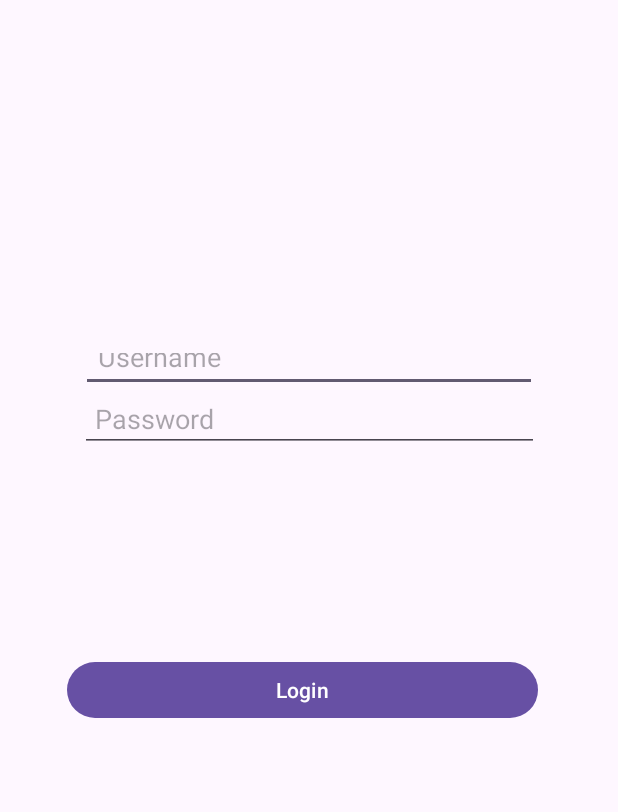
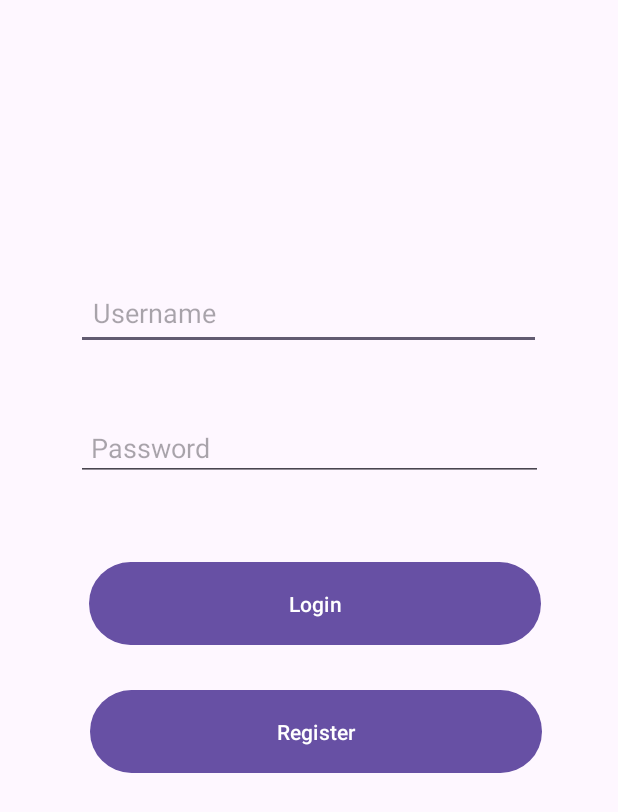
Before and after one commit to Khrizelle28/patient-management-system-mobile, an Android app: the screen it shows after launch (MainActivity), on a phone screen of 412 x 824 dp. Shown: the top 812 px of the screen. Run offline under Robolectric (Android 15) with nearby library versions, the phone set to English and light mode, and no system bars.

Commit message:
##2025-03-12 ##Updated - login and registration page

```diff
--- a/app/build.gradle.kts
+++ b/app/build.gradle.kts
@@ -40,4 +40,6 @@ dependencies {
     testImplementation(libs.junit)
     androidTestImplementation(libs.ext.junit)
     androidTestImplementation(libs.espresso.core)
+    implementation("androidx.constraintlayout:constraintlayout:2.2.1")
+    implementation("androidx.constraintlayout:constraintlayout-compose:1.1.1")
 }
--- a/app/src/main/AndroidManifest.xml
+++ b/app/src/main/AndroidManifest.xml
@@ -13,6 +13,9 @@
         android:theme="@style/Theme.PatientManagementSystemMobile"
         tools:targetApi="31">
         <activity
+            android:name=".RegisterActivity"
+            android:exported="false" />
+        <activity
             android:name=".MainActivity"
             android:exported="true">
             <intent-filter>
--- a/app/src/main/java/com/example/patientmanagementsystemmobile/MainActivity.java
+++ b/app/src/main/java/com/example/patientmanagementsystemmobile/MainActivity.java
@@ -1,12 +1,15 @@
 package com.example.patientmanagementsystemmobile;
 
+import android.content.Intent;
 import android.os.Bundle;
+import android.widget.Button;
 
 import androidx.activity.EdgeToEdge;
 import androidx.appcompat.app.AppCompatActivity;
 import androidx.core.graphics.Insets;
 import androidx.core.view.ViewCompat;
 import androidx.core.view.WindowInsetsCompat;
+import android.view.View;
 
 public class MainActivity extends AppCompatActivity {
 
@@ -20,5 +23,14 @@ public class MainActivity extends AppCompatActivity {
             v.setPadding(systemBars.left, systemBars.top, systemBars.right, systemBars.bottom);
             return insets;
         });
+        Button registerButton = findViewById(R.id.btnRegister);
+        registerButton.setOnClickListener(new View.OnClickListener() {
+            @Override
+            public void onClick(View v) {
+                // Navigate to RegisterActivity
+                Intent intent = new Intent(MainActivity.this, RegisterActivity.class);
+                startActivity(intent);
+            }
+        });
     }
 }
--- a/app/src/main/res/layout/activity_main.xml
+++ b/app/src/main/res/layout/activity_main.xml
@@ -3,6 +3,7 @@
     xmlns:android="http://schemas.android.com/apk/res/android"
     xmlns:app="http://schemas.android.com/apk/res-auto"
     xmlns:tools="http://schemas.android.com/tools"
+    android:id="@+id/main"
     android:layout_width="match_parent"
     android:layout_height="match_parent"
     tools:context=".MainActivity">
@@ -11,42 +12,55 @@
 
     <!-- Password Input -->
 
+    <!-- Login Button -->
+
     <EditText
         android:id="@+id/etUsername"
-        android:layout_width="304dp"
-        android:layout_height="37dp"
-        android:layout_marginTop="224dp"
+        android:layout_width="310dp"
+        android:layout_height="49dp"
+        android:layout_marginTop="184dp"
         android:hint="Username"
         android:padding="11dp"
         app:layout_constraintEnd_toEndOf="parent"
-        app:layout_constraintMarginTop="100dp"
+        app:layout_constraintHorizontal_bias="0.495"
         app:layout_constraintStart_toStartOf="parent"
         app:layout_constraintTop_toTopOf="parent" />
 
     <EditText
         android:id="@+id/etPassword"
-        android:layout_width="306dp"
-        android:layout_height="40dp"
+        android:layout_width="311dp"
+        android:layout_height="43dp"
+        android:layout_marginTop="44dp"
         android:hint="Password"
         android:inputType="textPassword"
         android:padding="10dp"
         app:layout_constraintEnd_toEndOf="parent"
-        app:layout_constraintHorizontal_bias="0.5"
-        app:layout_constraintMarginTop="20dp"
         app:layout_constraintStart_toStartOf="parent"
         app:layout_constraintTop_toBottomOf="@id/etUsername" />
 
-    <!-- Login Button -->
     <Button
         android:id="@+id/btnLogin"
-        android:layout_width="314dp"
-        android:layout_height="45dp"
-        android:layout_marginTop="136dp"
+        android:layout_width="301dp"
+        android:layout_height="63dp"
+        android:layout_marginTop="50dp"
         android:text="Login"
+        app:layout_constraintBottom_toBottomOf="parent"
         app:layout_constraintEnd_toEndOf="parent"
-        app:layout_constraintHorizontal_bias="0.453"
-        app:layout_constraintMarginTop="20dp"
+        app:layout_constraintHorizontal_bias="0.536"
         app:layout_constraintStart_toStartOf="parent"
-        app:layout_constraintTop_toBottomOf="@id/etPassword" />
+        app:layout_constraintTop_toBottomOf="@id/etPassword"
+        app:layout_constraintVertical_bias="0.0" />
+
+    <Button
+        android:id="@+id/btnRegister"
+        android:layout_width="301dp"
+        android:layout_height="63dp"
+        android:text="Register"
+        app:layout_constraintBottom_toBottomOf="parent"
+        app:layout_constraintEnd_toEndOf="parent"
+        app:layout_constraintHorizontal_bias="0.545"
+        app:layout_constraintStart_toStartOf="parent"
+        app:layout_constraintTop_toBottomOf="@+id/btnLogin"
+        app:layout_constraintVertical_bias="0.068" />
 
 </androidx.constraintlayout.widget.ConstraintLayout>
--- /dev/null
+++ b/app/src/main/res/values-land/dimens.xml
@@ -0,0 +1,3 @@
+<resources>
+    <dimen name="fab_margin">48dp</dimen>
+</resources>
--- /dev/null
+++ b/app/src/main/res/values-v23/themes.xml
@@ -0,0 +1,9 @@
+<resources xmlns:tools="http://schemas.android.com/tools">
+
+    <style name="Theme.PatientManagementSystemMobile" parent="Base.Theme.PatientManagementSystemMobile">
+        <!-- Transparent system bars for edge-to-edge. -->
+        <item name="android:navigationBarColor">@android:color/transparent</item>
+        <item name="android:statusBarColor">@android:color/transparent</item>
+        <item name="android:windowLightStatusBar">?attr/isLightTheme</item>
+    </style>
+</resources>
--- /dev/null
+++ b/app/src/main/res/values-w1240dp/dimens.xml
@@ -0,0 +1,3 @@
+<resources>
+    <dimen name="fab_margin">200dp</dimen>
+</resources>
--- /dev/null
+++ b/app/src/main/res/values-w600dp/dimens.xml
@@ -0,0 +1,3 @@
+<resources>
+    <dimen name="fab_margin">48dp</dimen>
+</resources>
--- /dev/null
+++ b/app/src/main/res/values/dimens.xml
@@ -0,0 +1,3 @@
+<resources>
+    <dimen name="fab_margin">16dp</dimen>
+</resources>
--- a/app/src/main/res/values/strings.xml
+++ b/app/src/main/res/values/strings.xml
@@ -1,3 +1,7 @@
 <resources>
-    <string name="app_name">Patient Management System Mobile</string>
+    <string name="app_name">Patient Management System</string>
+    <string-array name="gender">
+        <item>Male</item>
+        <item>Female</item>
+    </string-array>
 </resources>
```
Also changed, not shown: app/src/main/java/com/example/patientmanagementsystemmobile/RegisterActivity.java (added, +48 -0 lines), app/src/main/res/layout/activity_register.xml (added, +120 -0 lines).
